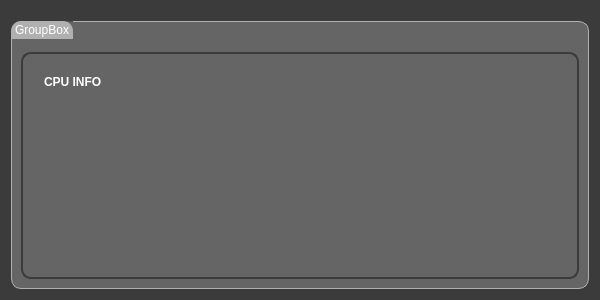
This is LenovoLegion/LenovoLegion-Application/CPUDetails.ui in bolekjar/LenovoLegion as Qt 5 draws it before an edit. The edited form follows.
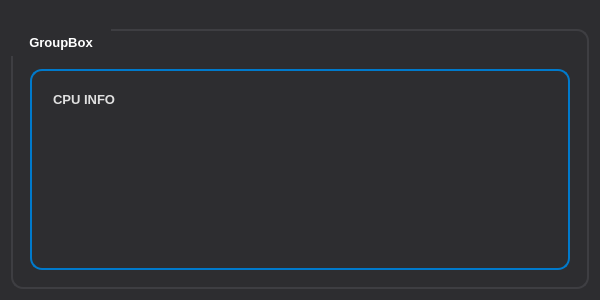
This is the edited form. Icons and pictures are not drawn.

The edit to the form file:
```diff
--- a/LenovoLegion/LenovoLegion-Application/CPUDetails.ui
+++ b/LenovoLegion/LenovoLegion-Application/CPUDetails.ui
@@ -24,78 +24,91 @@
     <normaloff>:/images/icons/LenovoLegionIco.png</normaloff>:/images/icons/LenovoLegionIco.png</iconset>
   </property>
   <property name="styleSheet">
-   <string notr="true">/* Basic */
+   <string notr="true">/* ===========================
+   Modern Lenovo Legion Theme
+   Enhanced Readability and Styling
+   =========================== */
+
+/* Basic Styling */
 QWidget {
-	background-color: #656565;
-    border-radius: 10px;
+	background-color: #2d2d30;
+    border-radius: 12px;
     border: 0px;
+    color: #e0e0e0;
+    font-family: "Segoe UI", "Ubuntu", sans-serif;
+    font-size: 13px;
 }
 
 #CPUDetails {
-	background-color: rgb(58, 59, 58);
+	background: qlineargradient(x1:0, y1:0, x2:1, y2:1,
+                              stop:0 #1e1e1e, stop:1 #2d2d30);
 }
 
-/*-----QToolTip-----*/
-QToolTip {
-            background-color: #656565;
-			background-clip: padding-box;
-            color: rgb(58, 59, 58);
-            border: 1px solid rgb(58, 59, 58);
-            border-radius: 10px;
-            padding: 10px 12px;
-            font-size: 13px;
-            margin: 2px;
-}
-
-/*-----QGroupBox-----*/
+/* ===== QGroupBox ===== */
 QGroupBox {
-    border: 1px solid gray;
-    border-color: #b0b0b0;
-    margin-top: 10px;
-    font-size: 12px;
-    border-radius: 10px;
-	background-color: #656565;
+    border: 2px solid #3e3e42;
+    margin-top: 18px;
+    font-size: 13px;
+    font-weight: 500;
+    border-radius: 12px;
+	background-color: qlineargradient(x1:0, y1:0, x2:0, y2:1,
+                                      stop:0 #3a3a3d, stop:1 #2d2d30);
+    padding: 8px;
 }
 
 QGroupBox::title {
     subcontrol-position: top left;
     border-top-left-radius: 10px;
     border-top-right-radius: 10px;
-    padding: 2px 2px;
-    background-color: #b0b0b0;
-    color: rgb(255, 255, 255);
+    padding: 6px 16px;
+    background: qlineargradient(x1:0, y1:0, x2:1, y2:0,
+                                stop:0 #007acc, stop:1 #005a9e);
+    color: #ffffff;
+    font-weight: bold;
+    letter-spacing: 0.5px;
 }
 
 QGroupBox::indicator {
-    width: 12px;
-    height: 12px;
+    width: 16px;
+    height: 16px;
 }
 
 QGroupBox::indicator:unchecked {
-    background-color: #656565;
-    border: 2px solid #656565;
-    border-radius: 4px;
+    background-color: #2d2d30;
+    border: 2px solid #007acc;
+    border-radius: 6px;
 }
 
 QGroupBox::indicator:checked {
-    background: qlineargradient(
-        x1:0, y1:0, x2:1, y2:1,
-        stop:0 #656565,
-        stop:1 #b0b0b0
-    );
-    border: 2px solid #656565;
-    border-radius: 4px;
+    background: qlineargradient(x1:0, y1:0, x2:1, y2:1,
+                                stop:0 #007acc, stop:1 #00a8ff);
+    border: 2px solid #00a8ff;
+    border-radius: 6px;
 }
 
-/* QLabel */
-QLabel  {
+/* ===== QToolTip ===== */
+QToolTip {
     background: qlineargradient(x1:0, y1:0, x2:0, y2:1,
-                                stop:0 #656565, stop:1 #656565);
-    color: white;
+                                stop:0 #007acc, stop:1 #005a9e);
+    background-clip: padding-box;
+    color: #ffffff;
+    border: 2px solid #00a8ff;
+    border-radius: 8px;
+    padding: 8px 14px;
+    font-size: 13px;
+    font-weight: 500;
+    margin: 2px;
+}
+
+/* ===== QLabel ===== */
+QLabel {
+    background: qlineargradient(x1:0, y1:0, x2:0, y2:1,
+                                stop:0 #3a3a3d, stop:1 #2d2d30);
+    color: #e0e0e0;
     padding: 18px;
-    border-radius: 10px;
+    border-radius: 12px;
     font-weight: bold;
-    border: 2px solid rgb(58, 59, 58);
+    border: 2px solid #007acc;
 }</string>
   </property>
   <layout class="QVBoxLayout" name="verticalLayout_2">
```
